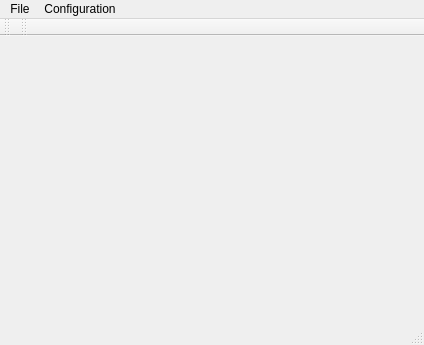
Old version of the form maxdoas/mainwindow.ui in the repository pioupus/maxdoas_app.
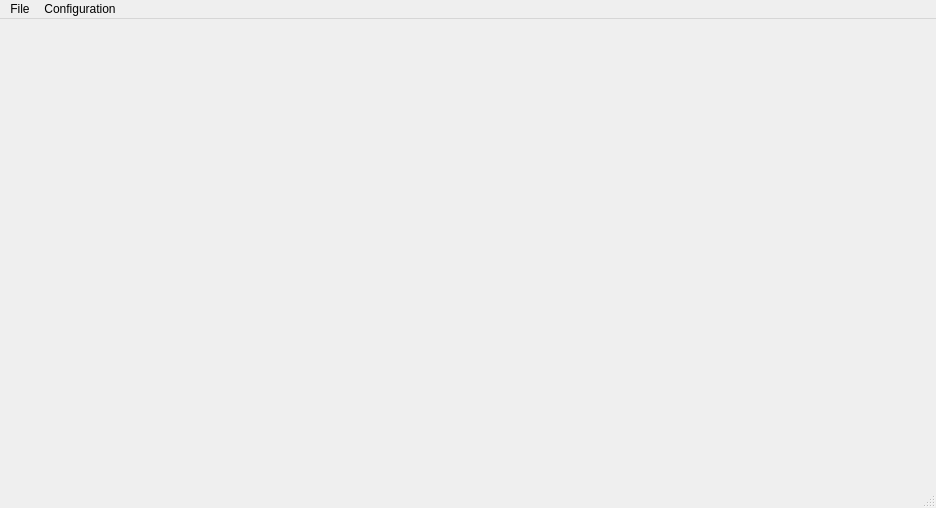
New version of the form.

Patch:
```diff
--- a/maxdoas/mainwindow.ui
+++ b/maxdoas/mainwindow.ui
@@ -6,8 +6,8 @@
    <rect>
     <x>0</x>
     <y>0</y>
-    <width>424</width>
-    <height>345</height>
+    <width>936</width>
+    <height>508</height>
    </rect>
   </property>
   <property name="windowTitle">
@@ -17,10 +17,10 @@
    <widget class="QWidget" name="horizontalLayoutWidget">
     <property name="geometry">
      <rect>
-      <x>-10</x>
-      <y>0</y>
-      <width>401</width>
-      <height>241</height>
+      <x>10</x>
+      <y>30</y>
+      <width>911</width>
+      <height>421</height>
      </rect>
     </property>
     <layout class="QHBoxLayout" name="hbox">
@@ -35,7 +35,7 @@
     <rect>
      <x>0</x>
      <y>0</y>
-     <width>424</width>
+     <width>936</width>
      <height>25</height>
     </rect>
    </property>
@@ -55,26 +55,7 @@
    <addaction name="menuFile"/>
    <addaction name="menuConfiguration"/>
   </widget>
-  <widget class="QToolBar" name="mainToolBar">
-   <attribute name="toolBarArea">
-    <enum>TopToolBarArea</enum>
-   </attribute>
-   <attribute name="toolBarBreak">
-    <bool>false</bool>
-   </attribute>
-  </widget>
   <widget class="QStatusBar" name="statusBar"/>
-  <widget class="QToolBar" name="toolBar">
-   <property name="windowTitle">
-    <string>toolBar</string>
-   </property>
-   <attribute name="toolBarArea">
-    <enum>TopToolBarArea</enum>
-   </attribute>
-   <attribute name="toolBarBreak">
-    <bool>false</bool>
-   </attribute>
-  </widget>
   <action name="actionTempctrler">
    <property name="text">
     <string>Temperaturecontroller</string>
```
Left out of the diff: 5 changed lines with no effect on the pictures.
